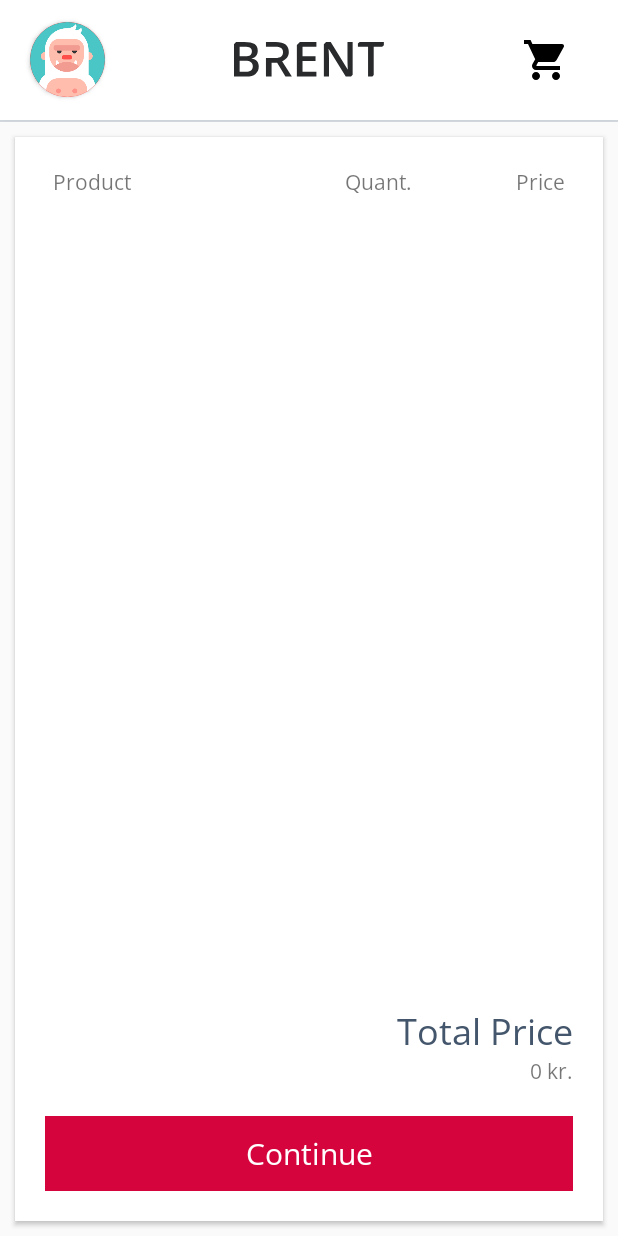
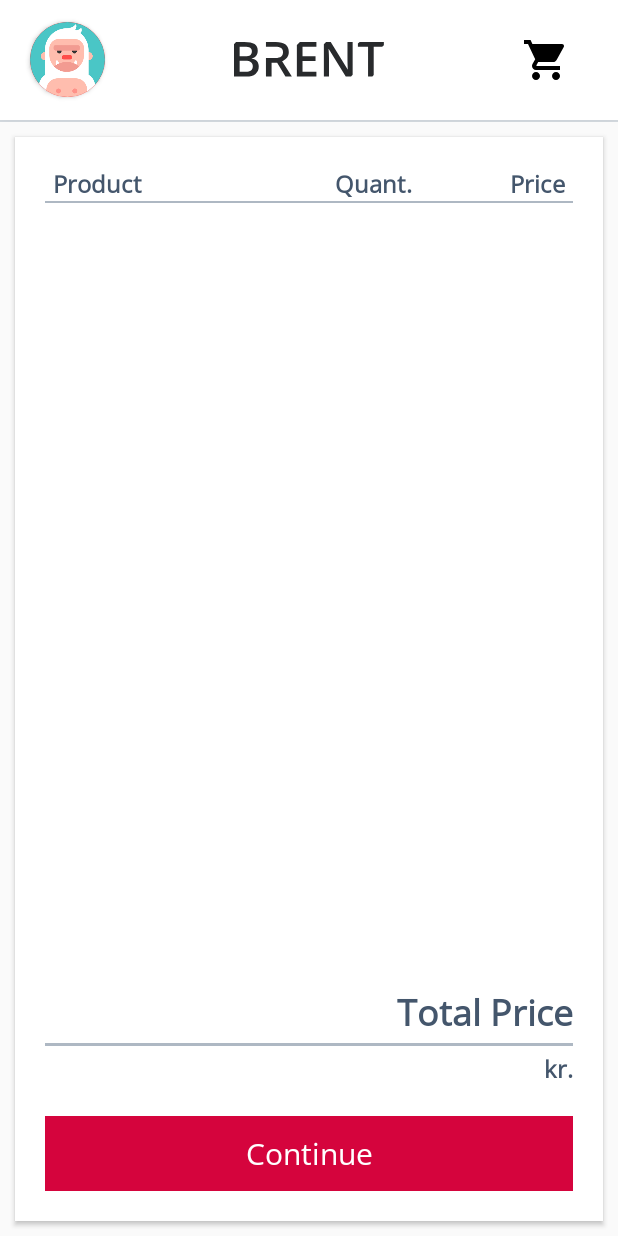
Before and after one commit to auddiolafs/brent-android, an Android app: the CartActivity screen opened directly, with no data from a screen before it, on a phone screen of 412 x 824 dp. Run offline under Robolectric (Android 15) with nearby library versions, the phone set to English and light mode, and no system bars; our stand-ins replace Firebase (no records; nobody signed in at launch, a user with empty details on screens opened directly), Picasso.

Commit message:
UI CHANGES

```diff
--- a/app/src/main/java/is/hi/hbv601g/brent/activities/PaymentActivity.java
+++ b/app/src/main/java/is/hi/hbv601g/brent/activities/PaymentActivity.java
@@ -48,7 +48,7 @@ public class PaymentActivity extends CurrentActivity {
             public void onClick(View v) {
                 if (true) {
                     bookingService.saveBooking(mCart.getBikes(), mCart.getAccessories(), mCart.getTours(), mCart.getStartDate(),
-                            mCart.getEndDate(), "Reykjavik");
+                            mCart.getEndDate(), "Reykjavik", mCart.getTotalPrice());
                     mCart.resetCart();
                     showMessage("Payment successful");
                     Intent homeIntent = new Intent(getApplicationContext(), MainActivity.class);
--- a/app/src/main/java/is/hi/hbv601g/brent/activities/model/CartActivity.java
+++ b/app/src/main/java/is/hi/hbv601g/brent/activities/model/CartActivity.java
@@ -112,7 +112,7 @@ public class CartActivity extends CurrentActivity {
         List<Tour> tours = mCart.getTours();
 
         Map<String, Integer> quantity = new HashMap<>();
-        Map<String, Long> priceList = new HashMap<>();
+        Map<String, Integer> priceList = new HashMap<>();
         Map<String, String> productName = new HashMap<>();
 
         ArrayList<Triplet> listOfTriplets = new ArrayList<>();
@@ -146,7 +146,7 @@ public class CartActivity extends CurrentActivity {
             }
         }
 
-        for (Map.Entry<String, Long> entry : priceList.entrySet()) {
+        for (Map.Entry<String, Integer> entry : priceList.entrySet()) {
             String bikeID = entry.getKey();
             Log.d("Cart", bikeID + " / " + entry.getValue());
             listOfTriplets.add(new Triplet(productName.get(bikeID), quantity.get(bikeID).intValue(), priceList.get(bikeID).intValue()));
@@ -159,7 +159,8 @@ public class CartActivity extends CurrentActivity {
         setList(listOfTriplets);
 
         TextView mTotalPrice = findViewById(R.id.totalPriceValueText);
-        mTotalPrice.setText(mCart.getTotalPrice().toString() + " kr.");
+//        mTotalPrice.setText(mCart.getTotalPrice().toString() + " kr.");
+        mTotalPrice.setText("kr.");
 
         TextView continueButton = findViewById(R.id.continueButton);
         continueButton.setOnClickListener(new View.OnClickListener() {
--- a/app/src/main/java/is/hi/hbv601g/brent/activities/user/BookingsActivity.java
+++ b/app/src/main/java/is/hi/hbv601g/brent/activities/user/BookingsActivity.java
@@ -134,7 +134,8 @@ public class BookingsActivity extends ItemListListener {
     }
 
     public static void bindViewHolder(final ViewHolder viewHolder, final Booking booking, int index) {
-        viewHolder.mCardTitle.setText("Booking title");
+        viewHolder.mCardTitle.setText("#"+booking.getId());
+        Log.d(mTAG, String.valueOf(booking.getPrice()));
         viewHolder.mCardInfo3.setText(booking.getPrice() + " kr");
         SimpleDateFormat dateFormat = new SimpleDateFormat("dd MMMM yyyy");
         String startDateString = dateFormat.format(booking.getStartDate());
--- a/app/src/main/res/layout-land/activity_bookings.xml
+++ b/app/src/main/res/layout-land/activity_bookings.xml
@@ -25,7 +25,7 @@
         android:layout_width="wrap_content"
         android:layout_height="wrap_content"
         android:layout_marginTop="8dp"
-        android:text="@string/booking"
+        android:text="@string/user_bookings"
         app:layout_constraintEnd_toEndOf="parent"
         app:layout_constraintStart_toStartOf="parent"
         app:layout_constraintTop_toBottomOf="@+id/toolbar" />
--- a/app/src/main/res/layout/activity_accessories.xml
+++ b/app/src/main/res/layout/activity_accessories.xml
@@ -16,6 +16,8 @@
         android:layout_marginStart="8dp"
         android:layout_marginTop="8dp"
         android:layout_marginEnd="8dp"
+        android:layout_marginBottom="8dp"
+        app:layout_constraintBottom_toTopOf="@+id/frameLayout9"
         app:layout_constraintEnd_toEndOf="parent"
         app:layout_constraintStart_toStartOf="parent"
         app:layout_constraintTop_toBottomOf="@+id/accessoriesText" />
--- a/app/src/main/res/layout/activity_bookings.xml
+++ b/app/src/main/res/layout/activity_bookings.xml
@@ -25,7 +25,7 @@
         android:layout_width="wrap_content"
         android:layout_height="wrap_content"
         android:layout_marginTop="8dp"
-        android:text="@string/booking"
+        android:text="@string/user_bookings"
         android:textColor="#44566C"
         android:textSize="24sp"
         android:textStyle="bold"
--- a/app/src/main/res/layout/activity_cart.xml
+++ b/app/src/main/res/layout/activity_cart.xml
@@ -51,35 +51,46 @@
 
                 <TextView
                     android:id="@+id/textView8"
+                    style="@style/H3RegularLeft"
                     android:layout_width="wrap_content"
                     android:layout_height="wrap_content"
                     android:minWidth="150dp"
                     android:paddingLeft="5dp"
-                    android:text="Product" />
+                    android:text="Product"
+                    android:textStyle="bold" />
 
                 <TextView
                     android:id="@+id/textView9"
+                    style="@style/H3RegularRight"
                     android:layout_width="wrap_content"
                     android:layout_height="wrap_content"
                     android:gravity="right"
                     android:minWidth="100dp"
                     android:paddingRight="5dp"
-                    android:text="Quant." />
+                    android:text="Quant."
+                    android:textStyle="bold" />
 
                 <TextView
                     android:id="@+id/textView10"
+                    style="@style/H3RegularRight"
                     android:layout_width="wrap_content"
                     android:layout_height="wrap_content"
                     android:gravity="center_horizontal|right"
                     android:minWidth="120dp"
                     android:paddingRight="5dp"
-                    android:text="Price" />
+                    android:text="Price"
+                    android:textStyle="bold" />
+
             </LinearLayout>
-
+            <View
+                android:background="#AEB8C3"
+                android:layout_width="match_parent"
+                android:layout_height="1dp" />
             <LinearLayout
                 android:layout_width="match_parent"
                 android:layout_height="0dip"
                 android:layout_weight="1"
+                android:layout_marginTop="8dp"
                 android:gravity="center|bottom"
                 android:orientation="vertical" >
 
@@ -97,21 +108,31 @@
 
                     <TextView
                         android:id="@+id/textView11"
-                        style="@style/H2RegularRight"
+                        style="@style/H1DarkRight"
                         android:layout_width="match_parent"
                         android:layout_height="wrap_content"
                         android:gravity="right"
                         android:minWidth="100dp"
                         android:text="Total Price"
-                        android:textSize="24dp" />
+                        android:textSize="24dp"
+                        android:textStyle="bold" />
+
+                    <View
+                        android:background="#AEB8C3"
+                        android:layout_width="match_parent"
+                        android:layout_height="2dp"
+                        android:layout_marginBottom="4dp"
+                        android:layout_marginTop="4dp"/>
 
                     <TextView
                         android:id="@+id/totalPriceValueText"
+                        style="@style/H3RegularRight"
                         android:layout_width="match_parent"
                         android:layout_height="wrap_content"
                         android:gravity="right"
                         android:minWidth="100dp"
-                        android:text="Total Price" />
+                        android:text="Total Price"
+                        android:textStyle="bold" />
                 </LinearLayout>
 
             </LinearLayout>
--- a/app/src/main/res/layout/activity_main.xml
+++ b/app/src/main/res/layout/activity_main.xml
@@ -193,7 +193,7 @@
                         android:layout_width="wrap_content"
                         android:layout_height="wrap_content"
                         android:layout_gravity="center"
-                        android:text="@string/app_name" />
+                        android:text="@string/bike" />
                 </LinearLayout>
 
             </LinearLayout>
--- a/app/src/main/res/layout/activity_register.xml
+++ b/app/src/main/res/layout/activity_register.xml
@@ -76,7 +76,7 @@
         android:layout_marginTop="5dp"
         android:background="@drawable/reg_edittext_style"
         android:ems="10"
-        android:hint="@string/displayName"
+        android:hint="@string/full_name"
         android:inputType="textPersonName"
         android:textColor="@color/common_google_signin_btn_text_dark_focused"
         app:layout_constraintLeft_toRightOf="parent"
--- a/app/src/main/res/values/strings.xml
+++ b/app/src/main/res/values/strings.xml
@@ -32,6 +32,9 @@
     <string name="nav_header_desc">Navigation header</string>
     <string name="action_settings">Settings</string>
     <string name="card_bike">CardBike</string>
-    <string name="booking">My Bookings</string>
+    <string name="booking">Browse our</string>
     <string name="explore">Explore</string>
+    <string name="full_name">Full Name</string>
+    <string name="bike">Bikes</string>
+    <string name="user_bookings">Your Bookings</string>
 </resources>
```
Also changed, not shown: app/src/main/java/is/hi/hbv601g/brent/activities/authentication/RegisterActivity.java (+9 -2 lines), app/src/main/java/is/hi/hbv601g/brent/activities/model/AccessoriesActivity.java (+24 -2 lines), app/src/main/res/layout-land/activity_main.xml (+4 -4 lines), app/src/main/res/layout-land/activity_user.xml (+13 -8 lines).
